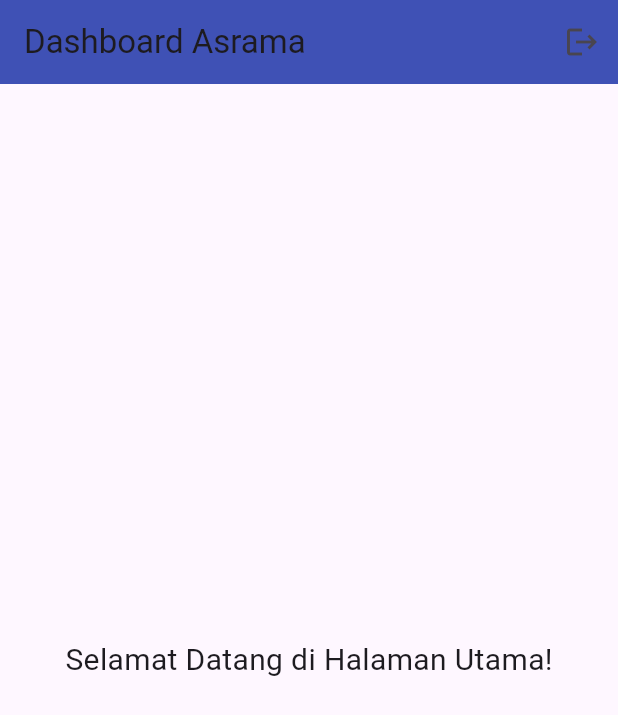
After one commit to Tisee747/mydormitory-mobile, a Flutter app: the HomeScreen screen opened directly, on a phone screen of 412 x 824 dp. The commit adds this screen. Shown: the top 715 px of the screen. Run offline on Flutter 3.47's test engine with Material 3 defaults, Android fonts, the phone set to English and light mode, and no system bars.

Commit message:
Add HomeScreen and update login flow to navigate after successful login

```diff
--- /dev/null
+++ b/lib/screens/home_screen.dart
@@ -0,0 +1,30 @@
+import 'package:flutter/material.dart';
+
+class HomeScreen extends StatelessWidget {
+  const HomeScreen({super.key});
+
+  @override
+  Widget build(BuildContext context) {
+    return Scaffold(
+      appBar: AppBar(
+        title: const Text("Dashboard Asrama"),
+        backgroundColor: Colors.indigo,
+        actions: [
+          IconButton(
+            icon: const Icon(Icons.logout),
+            onPressed: () {
+              // Nanti bisa tambah logika logout disini
+              Navigator.pop(context);
+            },
+          )
+        ],
+      ),
+      body: const Center(
+        child: Text(
+          "Selamat Datang di Halaman Utama!",
+          style: TextStyle(fontSize: 20),
+        ),
+      ),
+    );
+  }
+}
```
Also changed, not shown: lib/screens/login_screen.dart (+8 -1 lines).
